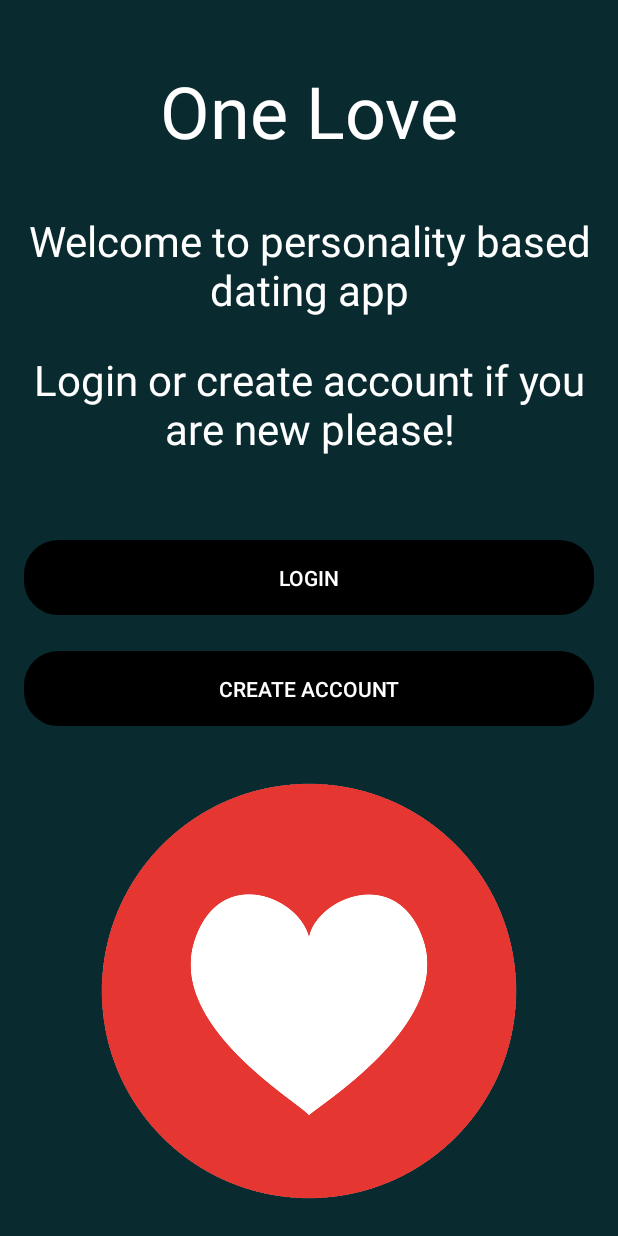
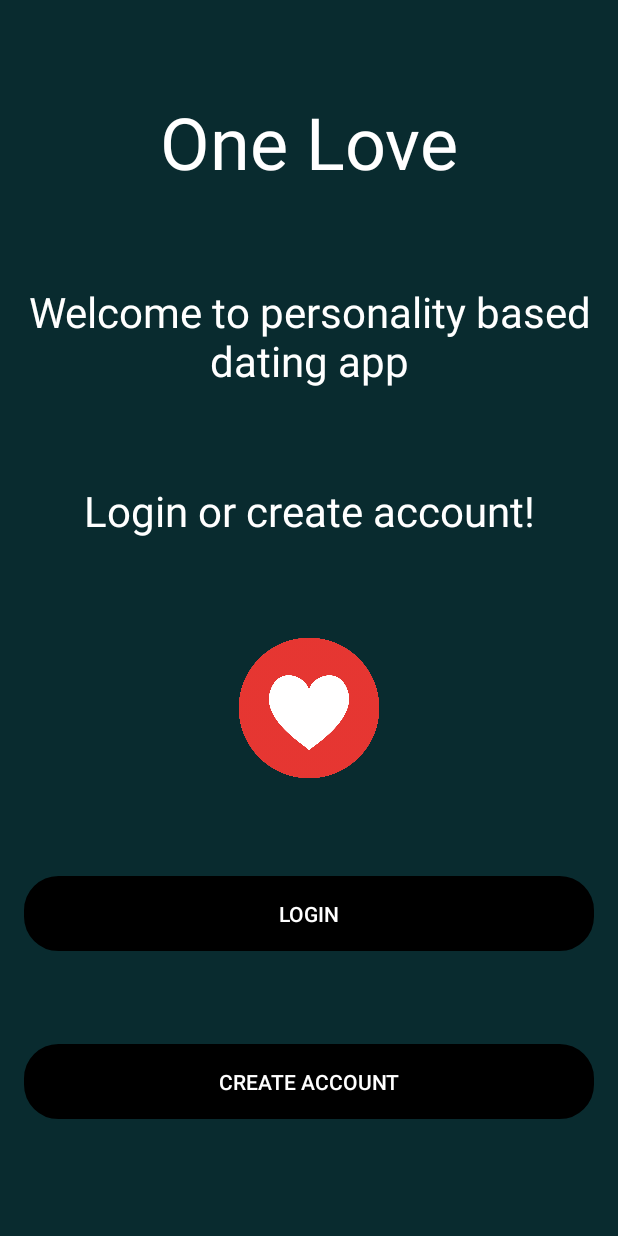
Before and after one commit to Txy822/Personality-based-Dating-App, an Android app: the screen it shows after launch (Main), on a phone screen of 412 x 824 dp. Run offline under Robolectric (Android 15) with nearby library versions, the phone set to English and light mode, and no system bars; our stand-ins replace Firebase (no records; nobody signed in at launch, a user with empty details on screens opened directly).

Commit message:
main get screen updated

```diff
--- a/app/src/main/res/layout/activity_main.xml
+++ b/app/src/main/res/layout/activity_main.xml
@@ -11,8 +11,6 @@
         android:id="@+id/app_title"
         android:layout_width="wrap_content"
         android:layout_height="wrap_content"
-        android:layout_marginTop="41dp"
-        android:layout_marginBottom="35dp"
         android:gravity="center|center_horizontal|center_vertical"
         android:text="One Love"
         android:textColor="@color/white"
@@ -27,15 +25,15 @@
         android:id="@+id/welcome_note"
         android:layout_width="0dp"
         android:layout_height="wrap_content"
-        android:layout_marginStart="16dp"
-        android:layout_marginEnd="16dp"
-        android:layout_marginBottom="22dp"
         android:gravity="center"
         android:text="Welcome to personality based dating app"
         android:textColor="@color/white"
         android:textSize="28sp"
+        android:layout_marginStart="16dp"
+        android:layout_marginEnd="16dp"
         app:layout_constraintBottom_toTopOf="@+id/selector"
         app:layout_constraintEnd_toEndOf="parent"
+        app:layout_constraintHorizontal_bias="0.0"
         app:layout_constraintStart_toStartOf="parent"
         app:layout_constraintTop_toBottomOf="@+id/app_title" />
 
@@ -43,15 +41,15 @@
         android:id="@+id/selector"
         android:layout_width="0dp"
         android:layout_height="wrap_content"
+        android:gravity="center"
+        android:text="Login or create account!"
+        android:textColor="@color/white"
+        android:textSize="28sp"
         android:layout_marginStart="16dp"
         android:layout_marginEnd="16dp"
-        android:layout_marginBottom="55dp"
-        android:gravity="center"
-        android:text="Login or create account if you are new please!"
-        android:textColor="@color/white"
-        android:textSize="28sp"
-        app:layout_constraintBottom_toTopOf="@+id/to_sign_in_btn"
+        app:layout_constraintBottom_toTopOf="@+id/imageView6"
         app:layout_constraintEnd_toEndOf="parent"
+        app:layout_constraintHorizontal_bias="0.0"
         app:layout_constraintStart_toStartOf="parent"
         app:layout_constraintTop_toBottomOf="@+id/welcome_note" />
 
@@ -60,17 +58,17 @@
         style="?android:attr/borderlessButtonStyle"
         android:layout_width="0dp"
         android:layout_height="50dp"
-        android:layout_marginStart="16dp"
-        android:layout_marginEnd="16dp"
         android:background="@drawable/button"
-        android:layout_marginBottom="29dp"
+        android:layout_marginBottom="16dp"
         android:gravity="center_horizontal|fill_vertical"
         android:onClick="SignUp"
         app:backgroundTint="@color/black"
         android:text="@string/create_account"
         android:textColor="@color/white"
         android:textSize="14sp"
-        app:layout_constraintBottom_toTopOf="@+id/imageView6"
+        android:layout_marginStart="16dp"
+        android:layout_marginEnd="16dp"
+        app:layout_constraintBottom_toBottomOf="parent"
         app:layout_constraintEnd_toEndOf="parent"
         app:layout_constraintStart_toStartOf="parent"
         app:layout_constraintTop_toBottomOf="@+id/to_sign_in_btn"
@@ -81,33 +79,36 @@
         style="?android:attr/borderlessButtonStyle"
         android:layout_width="0dp"
         android:layout_height="50dp"
+        android:background="@drawable/button"
+        android:gravity="center_horizontal|fill_vertical"
+        android:onClick="login"
+        android:text="@string/login"
+        android:textColor="@color/white"
         android:layout_marginStart="16dp"
         android:layout_marginEnd="16dp"
-        android:layout_marginBottom="24dp"
-        android:background="@drawable/button"        android:gravity="center_horizontal|fill_vertical"
-        android:onClick="login"
-        android:text="@string/login"
+        android:textSize="14sp"
+
         app:backgroundTint="@color/black"
-
-        android:textColor="@color/white"
-        android:textSize="14sp"
         app:layout_constraintBottom_toTopOf="@+id/to_sign_up_btn"
         app:layout_constraintEnd_toEndOf="parent"
         app:layout_constraintStart_toStartOf="parent"
-        app:layout_constraintTop_toBottomOf="@+id/selector"
+        app:layout_constraintTop_toBottomOf="@+id/imageView6"
         tools:ignore="MissingConstraints,UnknownId" />
 
     <ImageView
         android:id="@+id/imageView6"
-        android:layout_width="0dp"
-        android:layout_height="0dp"
+        android:layout_width="100dp"
+        android:layout_height="100dp"
         android:layout_marginStart="16dp"
         android:layout_marginEnd="16dp"
-        android:layout_marginBottom="16dp"
         android:foregroundGravity="center_vertical|center_horizontal"
-        app:layout_constraintBottom_toBottomOf="parent"
+        app:layout_constraintBottom_toTopOf="@id/to_sign_in_btn"
         app:layout_constraintEnd_toEndOf="parent"
         app:layout_constraintStart_toStartOf="parent"
-        app:layout_constraintTop_toBottomOf="@+id/to_sign_up_btn"
+        app:layout_constraintTop_toBottomOf="@+id/selector"
         app:srcCompat="@drawable/startapp_icon" />
 </androidx.constraintlayout.widget.ConstraintLayout>
+
+<!--
+
+-->
```
